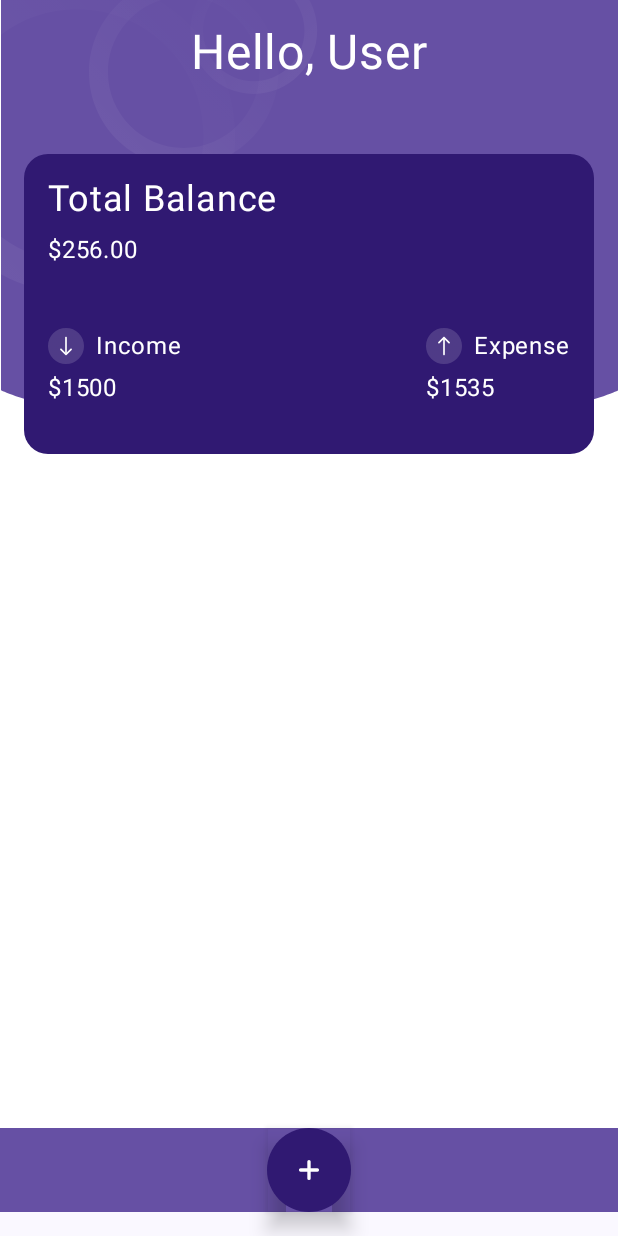
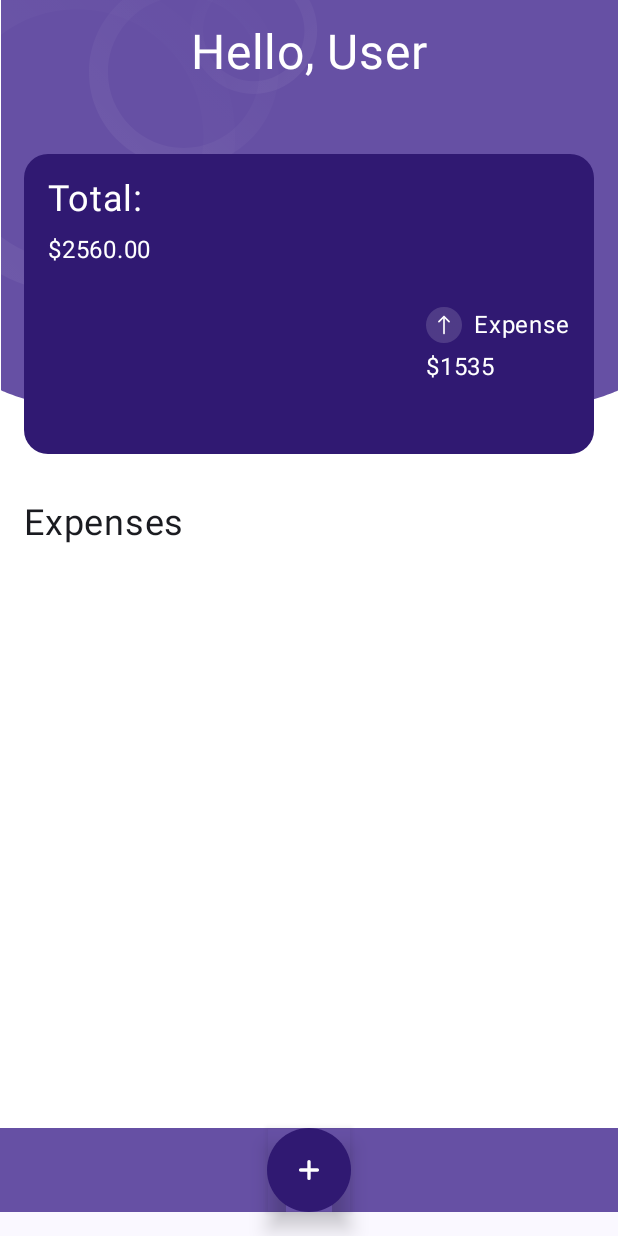
Before and after one commit to gabisponciano/SpendingFront, an Android app built with Jetpack Compose: the HomeScreen screen opened through its navigation route, on a phone screen of 412 x 824 dp. Run offline under Robolectric (Android 15) with nearby library versions, the phone set to English and light mode, and no system bars.

Commit message:
Tentando novas funcionalidades

```diff
--- a/app/src/main/java/com/gabrielaponciano/spendingapp/ui/theme/Components/CardItem.kt
+++ b/app/src/main/java/com/gabrielaponciano/spendingapp/ui/theme/Components/CardItem.kt
@@ -24,7 +24,7 @@ import com.gabrielaponciano.spendingapp.ui.theme.Purple50
 @Composable
 fun CardItem(
     modifier: Modifier,
-    balance: String, income: String, expense: String
+    balance: String, expense: String
 ) {
     Column(
         modifier = modifier
@@ -42,7 +42,7 @@ fun CardItem(
         ) {
             Column {
                 Text(
-                    text = "Total Balance",
+                    text = "Total:",
                     fontSize = 24.sp,
                     color = Color.White
                 )
@@ -59,15 +59,8 @@ fun CardItem(
         Box(
             modifier = Modifier
                 .fillMaxWidth()
-                .weight(1f)
+                .weight(2f)
         ) {
-            CardRowItem(
-                modifier = Modifier
-                    .align(Alignment.CenterStart),
-                title = "Income",
-                amount = income,
-                imaget = R.drawable.ic_income
-            )
             Spacer(modifier = Modifier.size(8.dp))
             CardRowItem(
                 modifier = Modifier
--- a/app/src/main/java/com/gabrielaponciano/spendingapp/ui/theme/States/AddExpenseUiState.kt
+++ b/app/src/main/java/com/gabrielaponciano/spendingapp/ui/theme/States/AddExpenseUiState.kt
@@ -6,8 +6,4 @@ data class AddExpenseUiState(
     val name: String = "",
     val date: Long? = null,
     val value: Float? = null,
-    val nameInput:String = "",
-    val dateInput: Long? = null,
-    val valueInput: Float? = null,
-
 )
--- a/app/src/main/java/com/gabrielaponciano/spendingapp/ui/theme/UI/Screens/Home.kt
+++ b/app/src/main/java/com/gabrielaponciano/spendingapp/ui/theme/UI/Screens/HomeScreen.kt
@@ -5,29 +5,43 @@ import androidx.compose.foundation.background
 import androidx.compose.foundation.layout.Arrangement
 import androidx.compose.foundation.layout.Box
 import androidx.compose.foundation.layout.Column
-import androidx.compose.foundation.layout.Row
-import androidx.compose.foundation.layout.Spacer
 import androidx.compose.foundation.layout.fillMaxSize
-import androidx.compose.foundation.layout.height
+import androidx.compose.foundation.layout.fillMaxWidth
 import androidx.compose.foundation.layout.padding
+import androidx.compose.foundation.lazy.LazyColumn
+import androidx.compose.foundation.lazy.items
+import androidx.compose.foundation.shape.RoundedCornerShape
+import androidx.compose.material3.Card
 import androidx.compose.material3.Scaffold
 import androidx.compose.material3.Text
 import androidx.compose.runtime.Composable
+import androidx.compose.runtime.collectAsState
+import androidx.compose.runtime.getValue
 import androidx.compose.ui.Alignment
 import androidx.compose.ui.Modifier
+import androidx.compose.ui.draw.shadow
 import androidx.compose.ui.graphics.Color
 import androidx.compose.ui.res.painterResource
 import androidx.compose.ui.tooling.preview.Preview
 import androidx.compose.ui.unit.dp
 import androidx.compose.ui.unit.sp
+import androidx.lifecycle.viewmodel.compose.viewModel
 import androidx.navigation.NavController
 import androidx.navigation.compose.rememberNavController
 import com.gabrielaponciano.spendingapp.R
 import com.gabrielaponciano.spendingapp.ui.theme.Components.AddButton
 import com.gabrielaponciano.spendingapp.ui.theme.Components.CardItem
+import com.gabrielaponciano.spendingapp.ui.theme.States.AddExpenseUiState
+import com.gabrielaponciano.spendingapp.ui.theme.ViewModels.AddExpenseViewModel
+import java.text.SimpleDateFormat
+import java.util.Date
+import java.util.Locale
 
 @Composable
 fun HomeScreen(navController: NavController) {
+    val addExpenseViewModel = viewModel<AddExpenseViewModel>()
+    val expenses by addExpenseViewModel.expenses.collectAsState()
+
     Scaffold (
         bottomBar = {
             AddButton(){
@@ -60,11 +74,40 @@ fun HomeScreen(navController: NavController) {
 
                     CardItem(
                         modifier = Modifier.padding(top = 16.dp),
-                        balance = "$256.00",
-                        income = "$1500",
+                        balance = "$2560.00",
                         expense = "$1535"
                     )
                 }
+            }
+            Text(
+                text = "Expenses",
+                fontSize = 24.sp,
+                modifier = Modifier.padding(16.dp)
+            )
+
+            LazyColumn(
+                modifier = Modifier.fillMaxSize()
+            ) {
+                items(expenses) { expense ->
+                    ExpenseItem(expense)
+                }
+            }
+        }
+    }
+}
+@Composable
+fun ExpenseItem(expense: AddExpenseUiState) {
+    Card(
+        modifier = Modifier
+            .fillMaxWidth()
+            .padding(8.dp)
+            .shadow(4.dp, RoundedCornerShape(8.dp))
+    ) {
+        Column(modifier = Modifier.padding(16.dp)) {
+            Text(text = expense.name, fontSize = 18.sp)
+            Text(text = "Amount: ${expense.value}", fontSize = 14.sp)
+            expense.date?.let {
+                Text(text = "Date: ${SimpleDateFormat("dd/MM/yyyy", Locale.getDefault()).format(Date(it))}", fontSize = 14.sp)
             }
         }
     }
--- a/app/src/main/java/com/gabrielaponciano/spendingapp/ui/theme/UI/Screens/IntroPage.kt
+++ b/app/src/main/java/com/gabrielaponciano/spendingapp/ui/theme/UI/Screens/IntroPageScreen.kt
@@ -15,7 +15,6 @@ import androidx.compose.runtime.Composable
 import androidx.compose.ui.Alignment
 import androidx.compose.ui.Modifier
 import androidx.compose.ui.graphics.Brush
-import androidx.compose.ui.graphics.Color
 import androidx.compose.ui.graphics.Color.Companion.White
 import androidx.compose.ui.res.painterResource
 import androidx.compose.ui.tooling.preview.Preview
--- a/app/src/main/java/com/gabrielaponciano/spendingapp/ui/theme/UI/Screens/Login.kt
+++ b/app/src/main/java/com/gabrielaponciano/spendingapp/ui/theme/UI/Screens/LoginScreen.kt
@@ -5,16 +5,13 @@ import androidx.compose.foundation.background
 import androidx.compose.foundation.layout.Arrangement
 import androidx.compose.foundation.layout.Column
 import androidx.compose.foundation.layout.fillMaxSize
-import androidx.compose.foundation.layout.fillMaxWidth
 import androidx.compose.foundation.layout.height
-import androidx.compose.foundation.layout.navigationBarsPadding
 import androidx.compose.foundation.layout.padding
 import androidx.compose.foundation.layout.width
 import androidx.compose.material.icons.Icons
 import androidx.compose.material.icons.filled.Check
 import androidx.compose.material.icons.filled.Close
 import androidx.compose.material3.CenterAlignedTopAppBar
-import androidx.compose.material3.Divider
 import androidx.compose.material3.ExperimentalMaterial3Api
 import androidx.compose.material3.HorizontalDivider
 import androidx.compose.material3.Icon
@@ -23,7 +20,6 @@ import androidx.compose.material3.OutlinedTextField
 import androidx.compose.material3.OutlinedTextFieldDefaults
 import androidx.compose.material3.Scaffold
 import androidx.compose.material3.Text
-import androidx.compose.material3.TextField
 import androidx.compose.material3.TopAppBarDefaults
 import androidx.compose.runtime.Composable
 import androidx.compose.runtime.collectAsState
--- a/app/src/main/java/com/gabrielaponciano/spendingapp/ui/theme/UI/Screens/SignUp.kt
+++ b/app/src/main/java/com/gabrielaponciano/spendingapp/ui/theme/UI/Screens/SignUpScreen.kt
@@ -32,16 +32,12 @@ import androidx.compose.ui.text.input.PasswordVisualTransformation
 import androidx.compose.ui.text.input.VisualTransformation
 import androidx.compose.ui.tooling.preview.Preview
 import androidx.compose.ui.unit.dp
-import androidx.compose.ui.unit.sp
 import androidx.navigation.NavController
 import androidx.navigation.compose.rememberNavController
 import com.gabrielaponciano.spendingapp.ui.theme.BackField
 import com.gabrielaponciano.spendingapp.ui.theme.Components.BottomButton
-import com.gabrielaponciano.spendingapp.ui.theme.Purple40
-import com.gabrielaponciano.spendingapp.ui.theme.States.LoginUiState
 import com.gabrielaponciano.spendingapp.ui.theme.States.SignUpUiState
 import com.gabrielaponciano.spendingapp.ui.theme.TextFieldBackground
-import com.gabrielaponciano.spendingapp.ui.theme.ViewModels.LoginViewModel
 import com.gabrielaponciano.spendingapp.ui.theme.ViewModels.SignUpViewModel
 
 @OptIn(ExperimentalMaterial3Api::class)
--- a/app/src/main/java/com/gabrielaponciano/spendingapp/ui/theme/ViewModels/SignUp.kt
+++ b/app/src/main/java/com/gabrielaponciano/spendingapp/ui/theme/ViewModels/SignUpViewModel.kt
@@ -1,7 +1,6 @@
 package com.gabrielaponciano.spendingapp.ui.theme.ViewModels
 
 import androidx.lifecycle.ViewModel
-import com.gabrielaponciano.spendingapp.ui.theme.States.LoginUiState
 import com.gabrielaponciano.spendingapp.ui.theme.States.SignUpUiState
 import kotlinx.coroutines.flow.MutableStateFlow
 import kotlinx.coroutines.flow.asStateFlow
```
Also changed, not shown: app/src/main/java/com/gabrielaponciano/spendingapp/ui/theme/Components/DataForm.kt (+26 -71 lines), app/src/main/java/com/gabrielaponciano/spendingapp/ui/theme/UI/Screens/AddExpenseScreen.kt (renamed from app/src/main/java/com/gabrielaponciano/spendingapp/ui/theme/UI/Screens/AddExpense.kt, +6 -1 lines), app/src/main/java/com/gabrielaponciano/spendingapp/ui/theme/UI/Screens/AddInput.kt (deleted, +0 -75 lines), app/src/main/java/com/gabrielaponciano/spendingapp/ui/theme/ViewModels/AddViewModel.kt (renamed from app/src/main/java/com/gabrielaponciano/spendingapp/ui/theme/ViewModels/Add.kt, +9 -22 lines), app/src/main/java/com/gabrielaponciano/spendingapp/ui/theme/ViewModels/LoginViewModel.kt (renamed from app/src/main/java/com/gabrielaponciano/spendingapp/ui/theme/ViewModels/Login.kt).
